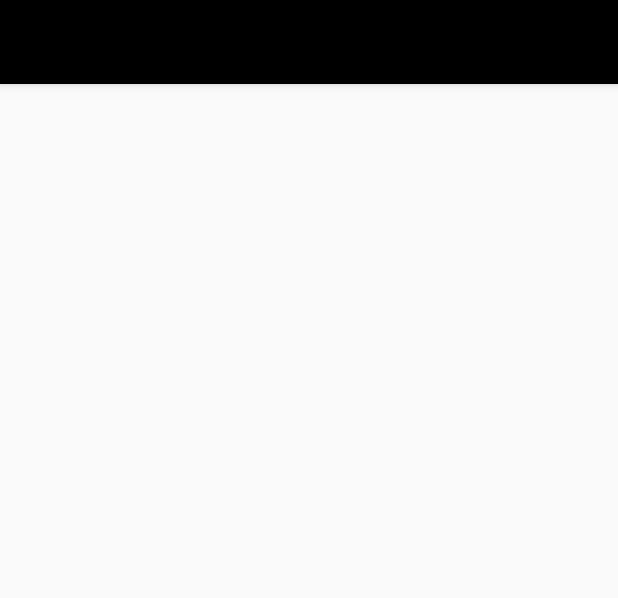
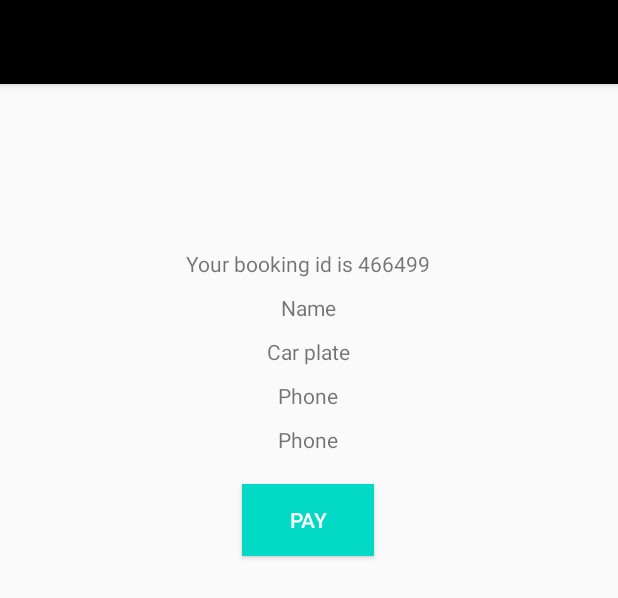
Before and after one commit to khaifahmi99/iot-smart-parking, an Android app: the layout activity_payment.xml on its own in the app's theme, with its tools: preview values and no code run, on a phone screen of 412 x 824 dp. Shown: the top 598 px of the screen. Run offline under Robolectric (Android 15) with nearby library versions, the phone set to English and light mode, and no system bars.

Commit message:
BookingParcel and PaymentActivity layout done, stills needs some changes

```diff
--- a/android/parking_app/app/src/main/res/layout/activity_payment.xml
+++ b/android/parking_app/app/src/main/res/layout/activity_payment.xml
@@ -13,4 +13,83 @@
         android:theme="@style/ThemeOverlay.AppCompat.ActionBar"
         app:popupTheme="@style/ThemeOverlay.AppCompat.Dark.ActionBar" />
 
+
+
+    <RelativeLayout
+        android:layout_width="wrap_content"
+        android:layout_height="wrap_content"
+        android:id="@+id/booking_receipt"
+        android:layout_below="@+id/app_toolbar"
+        android:layout_marginTop="100dp"
+        android:layout_centerHorizontal="true"
+        >
+
+
+
+        <TextView
+            android:id="@+id/text_booking"
+            android:layout_width="wrap_content"
+            android:layout_height="wrap_content"
+            android:text="@string/text_booking"
+            android:layout_marginTop="10dp"
+            android:layout_centerHorizontal="true"/>
+
+        <TextView
+            android:id="@+id/text_username"
+            android:layout_width="wrap_content"
+            android:layout_height="wrap_content"
+            android:text="@string/edit_username"
+            android:layout_marginTop="10dp"
+            android:layout_centerHorizontal="true"
+            android:layout_below="@+id/text_booking"/>
+
+        <TextView
+            android:id="@+id/text_carplate"
+            android:layout_width="wrap_content"
+            android:layout_height="wrap_content"
+            android:text="@string/edit_carplate"
+            android:layout_below="@+id/text_username"
+            android:layout_marginTop="10dp"
+            android:layout_centerHorizontal="true"/>
+
+
+        <TextView
+            android:id="@+id/text_phone"
+            android:layout_width="wrap_content"
+            android:layout_height="wrap_content"
+            android:text="@string/edit_phone"
+            android:layout_below="@+id/text_carplate"
+            android:layout_marginTop="10dp"
+            android:layout_centerHorizontal="true"/>
+
+
+        <TextView
+            android:id="@+id/text_timestamp"
+            android:layout_width="wrap_content"
+            android:layout_height="wrap_content"
+            android:text="@string/edit_phone"
+            android:layout_below="@+id/text_phone"
+            android:layout_marginTop="10dp"
+            android:layout_centerHorizontal="true"/>
+
+
+        <Button
+            android:layout_width="wrap_content"
+            android:layout_height="wrap_content"
+            android:layout_below="@+id/text_timestamp"
+            android:layout_margin="20dp"
+            android:text="@string/btn_pay"
+            android:textColor="@color/colorWhite"
+            android:background="@color/colorAccent"
+            android:layout_centerHorizontal="true"/>
+
+
+
+    </RelativeLayout>
+
+
+
+
+
+
 </RelativeLayout>
--- a/android/parking_app/app/src/main/res/values/strings.xml
+++ b/android/parking_app/app/src/main/res/values/strings.xml
@@ -1,7 +1,10 @@
 <resources>
     <string name="app_name">Parking app</string>
+    <string name="activity_payment">Payment</string>
     <string name="edit_username">Name</string>
     <string name="edit_phone">Phone</string>
     <string name="edit_carplate">Car plate</string>
+    <string name="text_booking">Your booking id is 466499</string>
     <string name="btn_book">Book</string>
+    <string name="btn_pay">Pay</string>
 </resources>
```
Also changed, not shown: android/parking_app/app/src/main/AndroidManifest.xml (+7 -1 lines), android/parking_app/app/src/main/java/com/example/parking_app/BookingActivity.java (added, +77 -0 lines), android/parking_app/app/src/main/java/com/example/parking_app/BookingParcel.java (added, +71 -0 lines), android/parking_app/app/src/main/java/com/example/parking_app/MainActivity.java (deleted, +0 -26 lines), android/parking_app/app/src/main/java/com/example/parking_app/PaymentActivity.java (added, +36 -0 lines), android/parking_app/app/src/main/res/layout/activity_booking.xml (renamed from android/parking_app/app/src/main/res/layout/activity_main.xml, +11 -9 lines).
